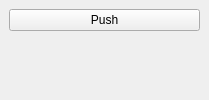
RazielSun/juma-editor, file editor/lib/ui/object_container.ui: the form before one commit.
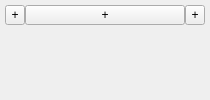
The form after the commit.

What changed in the file:
```diff
--- a/editor/lib/ui/object_container.ui
+++ b/editor/lib/ui/object_container.ui
@@ -6,7 +6,7 @@
    <rect>
     <x>0</x>
     <y>0</y>
-    <width>209</width>
+    <width>210</width>
     <height>100</height>
    </rect>
   </property>
@@ -19,20 +19,64 @@
   <property name="windowTitle">
    <string>Form</string>
   </property>
-  <layout class="QVBoxLayout" name="verticalLayout_2">
-   <property name="margin">
+  <layout class="QVBoxLayout" name="mainLayout">
+   <property name="leftMargin">
+    <number>5</number>
+   </property>
+   <property name="topMargin">
+    <number>5</number>
+   </property>
+   <property name="rightMargin">
+    <number>5</number>
+   </property>
+   <property name="bottomMargin">
     <number>0</number>
    </property>
    <item>
     <widget class="QWidget" name="header" native="true">
-     <layout class="QHBoxLayout" name="horizontalLayout" stretch="0">
+     <layout class="QHBoxLayout" name="headerLayout" stretch="0,0,0">
       <property name="spacing">
-       <number>1</number>
+       <number>0</number>
       </property>
+      <property name="margin">
+       <number>0</number>
+      </property>
       <item>
-       <widget class="QPushButton" name="pushButton">
+       <widget class="QToolButton" name="foldBtn">
+        <property name="maximumSize">
+         <size>
+          <width>20</width>
+          <height>20</height>
+         </size>
+        </property>
         <property name="text">
-         <string>Push</string>
+         <string>+</string>
+        </property>
+       </widget>
+      </item>
+      <item>
+       <widget class="QToolButton" name="nameBtn">
+        <property name="maximumSize">
+         <size>
+          <width>99999</width>
+          <height>20</height>
+         </size>
+        </property>
+        <property name="text">
+         <string>+</string>
+        </property>
+       </widget>
+      </item>
+      <item>
+       <widget class="QToolButton" name="menuBtn">
+        <property name="maximumSize">
+         <size>
+          <width>20</width>
+          <height>20</height>
+         </size>
+        </property>
+        <property name="text">
+         <string>+</string>
         </property>
        </widget>
       </item>
@@ -51,6 +95,9 @@
       <property name="spacing">
        <number>0</number>
       </property>
+      <property name="margin">
+       <number>0</number>
+      </property>
      </layout>
     </widget>
    </item>
```
Left out of the diff: 2 changed lines with no effect on the pictures.
